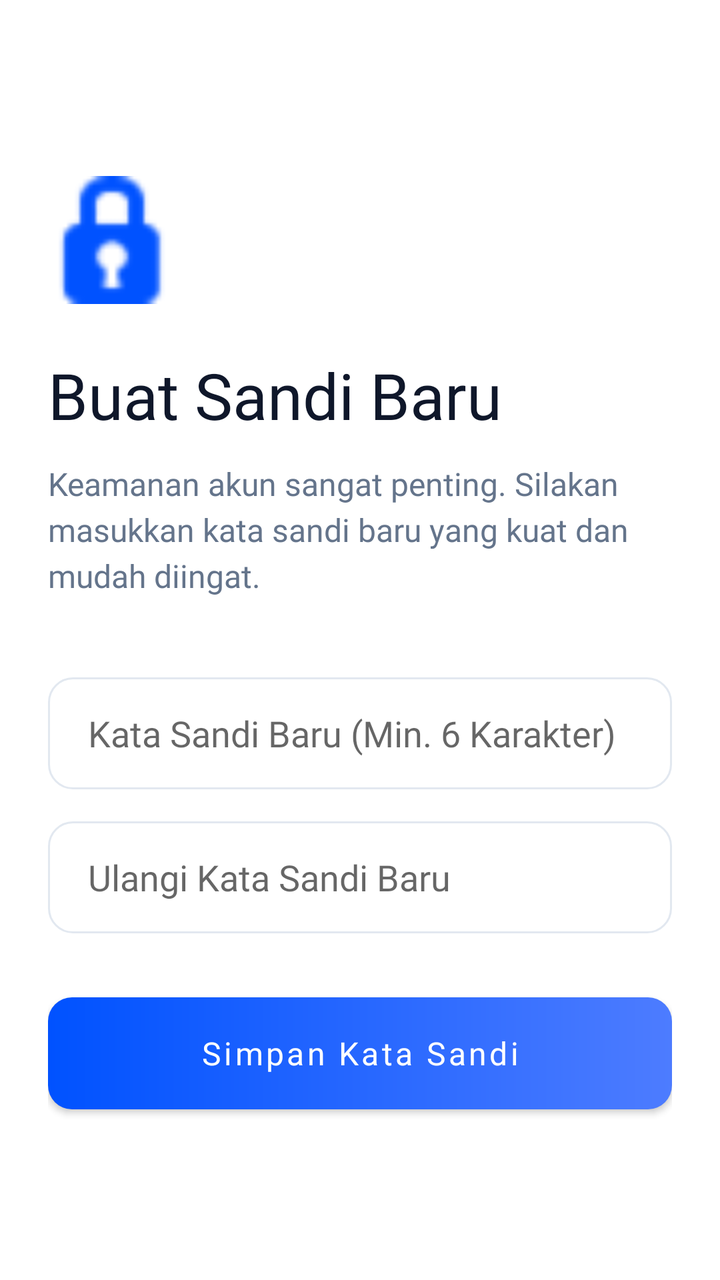
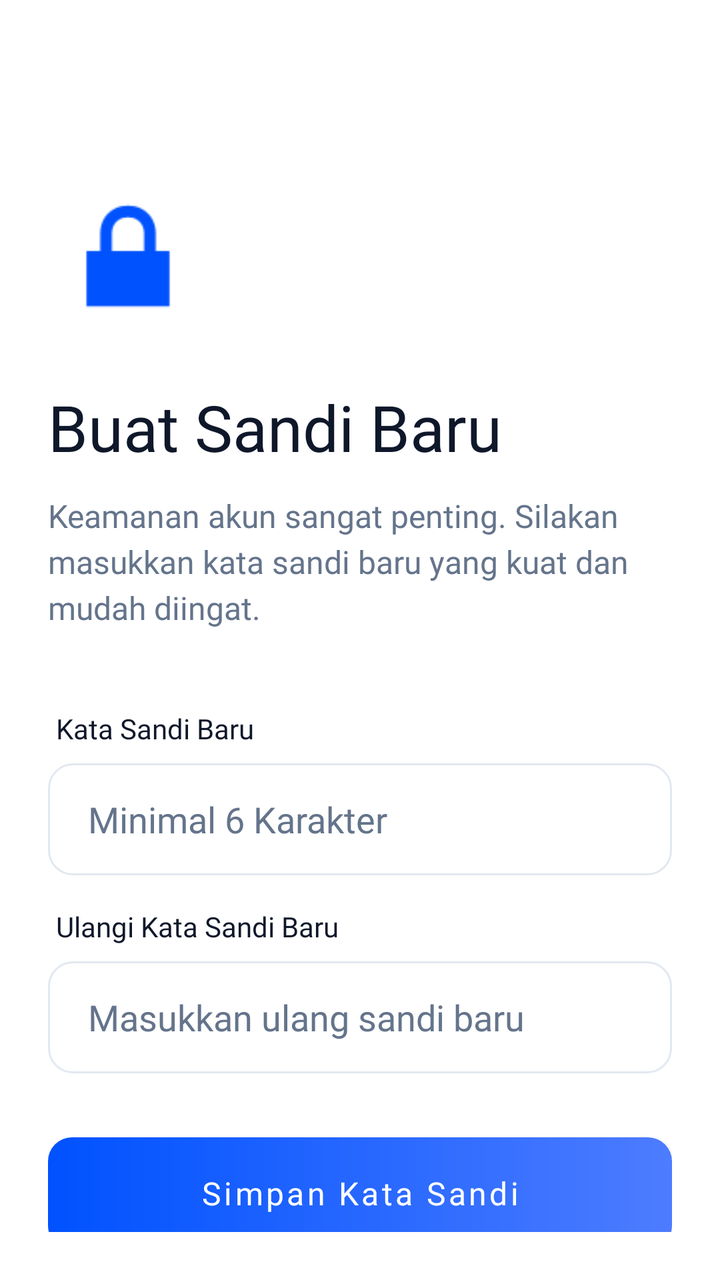

The first picture is an Android layout as it rendered before a commit; the second is the same layout after the commit. The layout source and the unified diff follow.
<!-- AndroidManifest.xml: application theme Theme.Examingrity -->
<!-- res/layout/activity_reset_password.xml -->
<?xml version="1.0" encoding="utf-8"?>
<androidx.constraintlayout.widget.ConstraintLayout
    xmlns:android="http://schemas.android.com/apk/res/android"
    xmlns:app="http://schemas.android.com/apk/res-auto"
    android:layout_width="match_parent"
    android:layout_height="match_parent"
    android:background="@color/white"
    android:padding="24dp">

    <ImageView
        android:id="@+id/ivIcon"
        android:layout_width="64dp"
        android:layout_height="64dp"
        android:src="@android:drawable/ic_secure"
        app:tint="@color/signature_blue"
        app:layout_constraintTop_toTopOf="parent"
        app:layout_constraintStart_toStartOf="parent"
        android:layout_marginTop="64dp"/>

    <TextView
        android:id="@+id/tvTitle"
        android:layout_width="match_parent"
        android:layout_height="wrap_content"
        android:text="Buat Sandi Baru"
        android:textColor="@color/slate_900"
        android:textSize="32sp"
        android:fontFamily="@font/calistoga"
        android:layout_marginTop="24dp"
        app:layout_constraintTop_toBottomOf="@id/ivIcon" />

    <TextView
        android:id="@+id/tvSubtitle"
        android:layout_width="match_parent"
        android:layout_height="wrap_content"
        android:text="Keamanan akun sangat penting. Silakan masukkan kata sandi baru yang kuat dan mudah diingat."
        android:textColor="@color/slate_600"
        android:textSize="16sp"
        android:lineSpacingExtra="4dp"
        android:fontFamily="@font/inter_regular"
        android:layout_marginTop="12dp"
        app:layout_constraintTop_toBottomOf="@id/tvTitle" />

    <LinearLayout
        android:id="@+id/formSection"
        android:layout_width="match_parent"
        android:layout_height="wrap_content"
        android:orientation="vertical"
        android:layout_marginTop="40dp"
        app:layout_constraintTop_toBottomOf="@id/tvSubtitle">

        <EditText
            android:id="@+id/etNewPassword"
            android:layout_width="match_parent"
            android:layout_height="56dp"
            android:hint="Kata Sandi Baru (Min. 6 Karakter)"
            android:background="@drawable/bg_input_field"
            android:paddingHorizontal="20dp"
            android:inputType="textPassword"
            android:fontFamily="@font/inter_regular"
            android:layout_marginBottom="16dp"/>

        <EditText
            android:id="@+id/etConfirmNewPassword"
            android:layout_width="match_parent"
            android:layout_height="56dp"
            android:hint="Ulangi Kata Sandi Baru"
            android:background="@drawable/bg_input_field"
            android:paddingHorizontal="20dp"
            android:inputType="textPassword"
            android:fontFamily="@font/inter_regular" />
    </LinearLayout>

    <Button
        android:id="@+id/btnSavePassword"
        android:layout_width="match_parent"
        android:layout_height="56dp"
        android:text="Simpan Kata Sandi"
        android:background="@drawable/btn_primary_gradient"
        app:backgroundTint="@null"
        android:textAllCaps="false"
        android:textSize="16sp"
        android:fontFamily="@font/inter_bold"
        android:layout_marginTop="32dp"
        app:layout_constraintTop_toBottomOf="@id/formSection" />

</androidx.constraintlayout.widget.ConstraintLayout>
<!-- resources referenced by this layout -->
<resources>
  <color name="signature_blue">#0052FF</color>
  <color name="slate_600">#64748B</color>
  <color name="slate_900">#0F172A</color>
  <color name="white">#FFFFFF</color>
  <!-- drawable bg_input_field (drawable) -->
  <?xml version="1.0" encoding="utf-8"?>
  <selector xmlns:android="http://schemas.android.com/apk/res/android">
      <item android:state_focused="true">
          <shape android:shape="rectangle">
              <corners android:radius="12dp" />
              <solid android:color="@color/white" />
              <stroke android:width="2dp" android:color="@color/signature_blue" />
          </shape>
      </item>
      <item>
          <shape android:shape="rectangle">
              <corners android:radius="12dp" />
              <solid android:color="@color/white" />
              <stroke android:width="1dp" android:color="@color/slate_200" />
          </shape>
      </item>
  </selector>
  <!-- drawable btn_primary_gradient (drawable) -->
  <?xml version="1.0" encoding="utf-8"?>
  <shape xmlns:android="http://schemas.android.com/apk/res/android" android:shape="rectangle">
      <corners android:radius="12dp" />
      <gradient
          android:angle="0"
          android:startColor="@color/signature_blue"
          android:endColor="@color/signature_blue_light"
          android:type="linear" />
  </shape>
  <style name="Theme.Examingrity" parent="Theme.MaterialComponents.DayNight.NoActionBar">
          <item name="colorPrimary">@color/signature_blue</item>
          <item name="colorPrimaryVariant">@color/signature_blue</item>
          <item name="colorOnPrimary">@color/white</item>
  
          <item name="colorSecondary">@color/signature_blue</item>
          <item name="colorSecondaryVariant">@color/signature_blue_light</item>
          <item name="colorOnSecondary">@color/black</item>
  
          <item name="android:statusBarColor">@color/white</item>
          <item name="android:windowLightStatusBar">true</item>
      </style>
  <color name="slate_200">#E2E8F0</color>
  <color name="signature_blue_light">#4D7CFF</color>
  <color name="black">#000000</color>
</resources>

<!-- the commit's change to res/layout/activity_reset_password.xml (unified diff, before → after) -->
@@ -9,9 +9,9 @@
 
     <ImageView
         android:id="@+id/ivIcon"
-        android:layout_width="64dp"
-        android:layout_height="64dp"
-        android:src="@android:drawable/ic_secure"
+        android:layout_width="80dp"
+        android:layout_height="80dp"
+        android:src="@android:drawable/ic_lock_lock"
         app:tint="@color/signature_blue"
         app:layout_constraintTop_toTopOf="parent"
         app:layout_constraintStart_toStartOf="parent"
@@ -48,28 +48,52 @@
         android:layout_marginTop="40dp"
         app:layout_constraintTop_toBottomOf="@id/tvSubtitle">
 
+        <TextView
+            android:layout_width="wrap_content"
+            android:layout_height="wrap_content"
+            android:text="Kata Sandi Baru"
+            android:textColor="@color/slate_900"
+            android:textSize="14sp"
+            android:fontFamily="@font/inter_bold"
+            android:layout_marginBottom="8dp"
+            android:layout_marginStart="4dp" />
+
         <EditText
             android:id="@+id/etNewPassword"
             android:layout_width="match_parent"
             android:layout_height="56dp"
-            android:hint="Kata Sandi Baru (Min. 6 Karakter)"
+            android:hint="Minimal 6 Karakter"
+            android:textColorHint="@color/slate_600"
+            android:textColor="@color/slate_900"
             android:background="@drawable/bg_input_field"
             android:paddingHorizontal="20dp"
             android:inputType="textPassword"
             android:fontFamily="@font/inter_regular"
             android:layout_marginBottom="16dp"/>
 
+        <TextView
+            android:layout_width="wrap_content"
+            android:layout_height="wrap_content"
+            android:text="Ulangi Kata Sandi Baru"
+            android:textColor="@color/slate_900"
+            android:textSize="14sp"
+            android:fontFamily="@font/inter_bold"
+            android:layout_marginBottom="8dp"
+            android:layout_marginStart="4dp" />
+
         <EditText
             android:id="@+id/etConfirmNewPassword"
             android:layout_width="match_parent"
             android:layout_height="56dp"
-            android:hint="Ulangi Kata Sandi Baru"
+            android:hint="Masukkan ulang sandi baru"
+            android:textColorHint="@color/slate_600"
+            android:textColor="@color/slate_900"
             android:background="@drawable/bg_input_field"
             android:paddingHorizontal="20dp"
             android:inputType="textPassword"
             android:fontFamily="@font/inter_regular" />
+
     </LinearLayout>
-
     <Button
         android:id="@+id/btnSavePassword"
         android:layout_width="match_parent"
